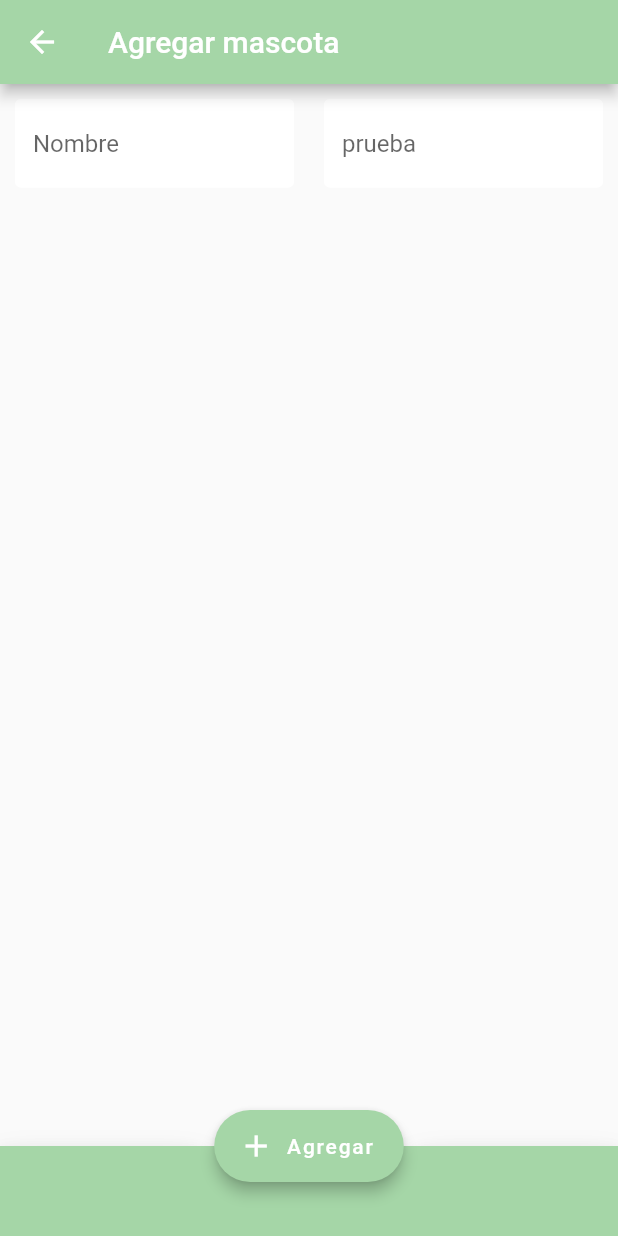
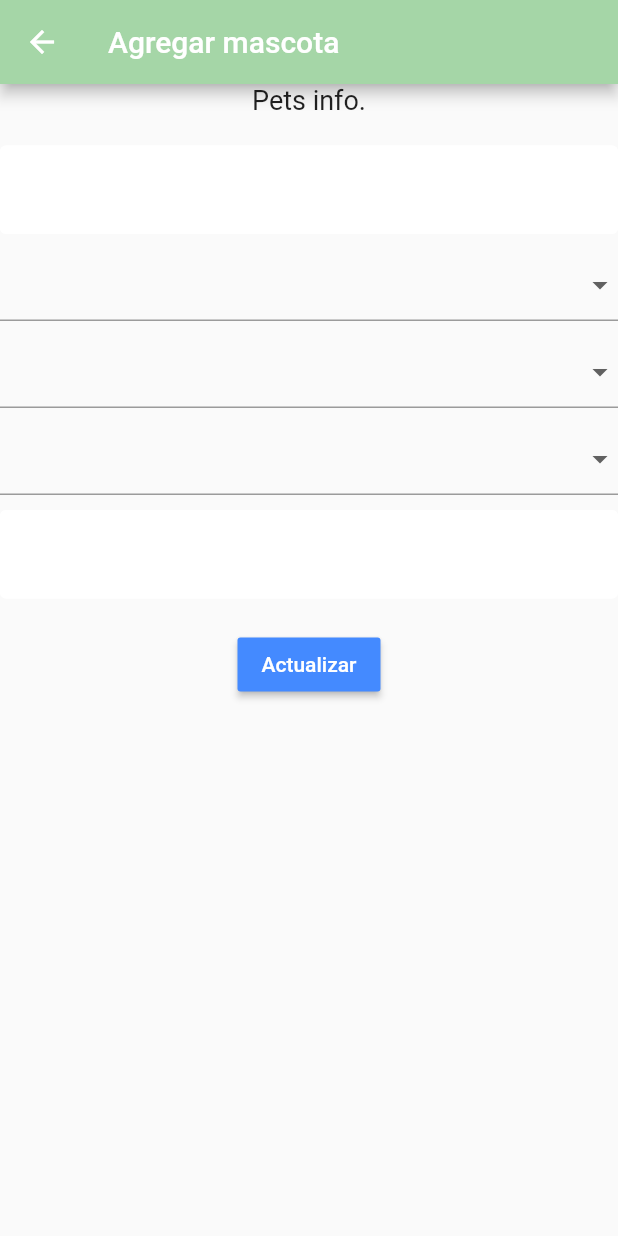
Before and after one commit to samtts14/PetsCare, a Flutter app: the AgregarMascota screen opened directly, on a phone screen of 412 x 824 dp. Run offline on Flutter 3.47's test engine with Material 2 defaults, Android fonts, the phone set to English and light mode, and no system bars; our stand-ins replace bloc, carousel_pro, cloud_firestore, equatable, firebase_auth, flutter_bloc and 5 more; missing offline and left inert: flutter_auth_buttons; accounts and stored records are empty.

Commit message:
guarda datos de mascota

```diff
--- a/app_tesis/lib/cnotas/add_note.dart
+++ b/app_tesis/lib/cnotas/add_note.dart
@@ -97,7 +97,7 @@ class _AddNotePageState extends State<AddNotePage> {
                         description: _descriptionController.text,
                         title: _titleController.text,
                         id: widget.note.id,
-                        // usuario:
+
 
                       );
                        await FirestoreService().updateNote(note);
--- /dev/null
+++ b/app_tesis/lib/mascota/agregar_mascota.dart
@@ -0,0 +1,36 @@
+import 'package:app_tesis/mascota/settings_form.dart';
+import 'package:flutter/material.dart';
+import 'package:app_tesis/shared/constant.dart';
+
+class AgregarMascota extends StatefulWidget {
+  @override
+  _AgregarMascotaState createState() => _AgregarMascotaState();
+}
+
+class _AgregarMascotaState extends State<AgregarMascota> {
+
+  final _formKey = GlobalKey<FormState>();
+  MediaQueryData queryData;
+
+  final List<String> sexs = ['M', 'F'];
+  final List<String> species = ['Bird', 'Cat', 'Dog'];
+  final List<String> breeds = ['Husky', 'Chow-Chow', 'Bulldog'];
+
+  //form values
+  String _currentName;
+  String _currentBreed;
+  String _currentSpecie;
+  String _currentSex;
+  String _currentAge;
+  @override
+  Widget build(BuildContext context) {
+    return Scaffold(
+      resizeToAvoidBottomPadding: false,
+      appBar: AppBar(
+        title: Text( "Agregar mascota"),
+        backgroundColor: Colors.green[200], //Color del bacground del titulo
+      ),
+      body: SettingsForm(),
+    );
+  }
+}
--- /dev/null
+++ b/app_tesis/lib/mascota/petslist.dart
@@ -0,0 +1,30 @@
+import 'package:app_tesis/mascota/pet_tile.dart';
+import 'package:app_tesis/models/pet.dart';
+import 'package:flutter/material.dart';
+import 'package:provider/provider.dart';
+
+
+class PetsList extends StatefulWidget {
+  @override
+  _PetsListState createState() => _PetsListState();
+}
+
+class _PetsListState extends State<PetsList> {
+  @override
+  Widget build(BuildContext context) {
+
+    final pets = Provider.of<List<Pet>>(context) ?? [];
+    // print(pets.documents);
+
+
+
+    return ListView.builder(
+      itemCount: pets.length,
+      itemBuilder: (context, index){
+        return PetTile(pet: pets[index]);
+      },
+
+    );
+
+  }
+}
--- /dev/null
+++ b/app_tesis/lib/mascota/settings_form.dart
@@ -0,0 +1,115 @@
+import 'package:app_tesis/Servicios/firestore_service.dart';
+import 'package:app_tesis/models/pet.dart';
+import 'package:flutter/material.dart';
+import 'package:app_tesis/shared/constant.dart';
+
+class SettingsForm extends StatefulWidget {
+  @override
+  _SettingsFormState createState() => _SettingsFormState();
+}
+
+class _SettingsFormState extends State<SettingsForm> {
+
+  final _formKey = GlobalKey<FormState>();
+  final List<String> sexs = ['M', 'F'];
+  final List<String> species = ['Bird', 'Cat', 'Dog'];
+  final List<String> breeds = ['Husky', 'Chow-Chow', 'Bulldog'];
+  final List<String> breedsBirds = ['ave', 'ave1', 'ave3'];
+  final List<String> breedsCats = ['cat1', 'cat2', 'cat3'];
+
+  //form values
+  String _currentName;
+  String _currentBreed;
+  String _currentSpecie;
+  String _currentSex;
+  String _currentAge;
+
+
+
+
+  @override
+  Widget build(BuildContext context) {
+    return Form(
+      key: _formKey,
+      child: Column(
+        children: <Widget>[
+          Text(
+            'Pets info.',
+            style: TextStyle(fontSize: 18.0),
+          ),
+          SizedBox(height:20.0),
+          TextFormField(
+            decoration: textInputDecoration,
+            validator: (val) => val.isEmpty ? 'Please enter a name' : null,
+            onChanged: (val) => setState(() => _currentName = val),
+
+          ),
+
+          SizedBox(height:10.0),
+          DropdownButtonFormField(
+            value: _currentSex,
+            items: sexs.map((sex){
+            return DropdownMenuItem(
+              value: sex,
+              child: Text('$sex')
+            );
+            }).toList(),
+            onChanged: (val) => setState(() => _currentSex = val),
+          ),
+          SizedBox(height:10.0),
+          DropdownButtonFormField(
+            value: _currentSpecie,
+            items: species.map((specie){
+            return DropdownMenuItem(
+              value: specie,
+              child: Text('$specie')
+            );
+            }).toList(),
+            onChanged: (val) => setState(() => _currentSpecie = val),
+          ),
+
+          SizedBox(height:10.0),
+          DropdownButtonFormField(
+
+            value: _currentBreed,
+            items: breeds.map((breed){
+            return DropdownMenuItem(
+              value: breed,
+              child: Text('$breed')
+            );
+            }).toList(),
+            onChanged: (val) => setState(() => _currentBreed = val),
+          ),
+          SizedBox(height:10.0),
+          TextFormField(
+            decoration: textInputDecoration,
+            validator: (val) => val.isEmpty ? 'Please enter an age' : null,
+            onChanged: (val) => setState(() => _currentAge = val),
+
+          ),
+
+          SizedBox(height: 20.0,),
+          // boton de update
+          RaisedButton(
+
+            color: Colors.blueAccent,
+            child: Text('Actualizar',
+              style: TextStyle(color: Colors.white ),
+              ),
+            onPressed: () async{
+              Pet pet = Pet(
+                name: _currentName,
+                species: _currentSpecie,
+                breed: _currentBreed,
+                age: _currentAge,
+                sex: _currentSex,
+              );
+              await  FirestoreService().addPet(pet);
+
+            },
+            ),
+        ],)
+
+    );
+  }
+}
--- /dev/null
+++ b/app_tesis/lib/models/pet.dart
@@ -0,0 +1,29 @@
+class Pet{
+
+  final String name;
+  final String species;
+  final String breed;
+  final String sex;
+  final String age;
+
+  Pet({this.name, this.species, this.breed, this.sex, this.age});
+
+  Pet.fromMap(Map<String, dynamic> data, String id):
+    name = data['name'],
+    breed = data['breed'],
+    species = data['species'],
+    sex = data['sex'],
+    age = data['age'];
+
+
+    Map<String, dynamic> toMap(){
+      return {
+        'name' : name,
+        'species' : species,
+        'breed' : breed,
+        'sex' : sex,
+        'age' : age,
+
+      };
+    }
+}
--- a/app_tesis/lib/screen/home/agregar_mascota.dart
+++ /dev/null
@@ -1,62 +0,0 @@
-import 'package:flutter/material.dart';
-import 'package:app_tesis/shared/constant.dart';
-
-class AgregarMascota extends StatefulWidget {
-  @override
-  _AgregarMascotaState createState() => _AgregarMascotaState();
-}
-
-class _AgregarMascotaState extends State<AgregarMascota> {
-
-  final _formKey = GlobalKey<FormState>();
-  MediaQueryData queryData;
-  @override
-  Widget build(BuildContext context) {
-    return Scaffold(
-      resizeToAvoidBottomPadding: false,
-      appBar: AppBar(
-        title: Text( "Agregar mascota"),
-        backgroundColor: Colors.green[200], //Color del bacground del titulo
-      ),
-      floatingActionButton: FloatingActionButton.extended(
-        elevation: 4.0,
-        icon: const Icon(Icons.add),
-        label: const Text('Agregar'),
-        backgroundColor: Colors.green[200],
-        onPressed: () {}
-      ),
-      floatingActionButtonLocation:
-        FloatingActionButtonLocation.centerDocked,
-
-      bottomNavigationBar: BottomAppBar(
-        child:Container(height: 60, color: Colors.green[200]),
-        shape: CircularNotchedRectangle(),
-        notchMargin: 4.0,
-      ),
-
-      body: Row(
-        children: <Widget>[
-
-          Container(
-            padding: EdgeInsets.all(10),
-            height: MediaQuery.of(context).size.height /9.5,
-            width: MediaQuery.of(context).size.width /2,
-            //color: Colors.blue,
-            child: TextFormField(decoration: textInputDecoration.copyWith(hintText: 'Nombre'),
-            ),
-
-          ),
-          Container(
-            padding: EdgeInsets.all(10),
-            height: MediaQuery.of(context).size.height /9.5,
-            width: MediaQuery.of(context).size.width /2,
-            //color: Colors.purpleAccent,
-            child: TextField(decoration: textInputDecoration.copyWith(hintText: 'prueba'),),
-            ),
-        ],
-
-
-      ),
-    );
-  }
-}
--- a/app_tesis/lib/screen/home/menu.dart
+++ b/app_tesis/lib/screen/home/menu.dart
@@ -1,5 +1,6 @@
 
 import 'package:app_tesis/screen/home/citas.dart';
+import 'package:app_tesis/screen/home/mascotas.dart';
 import 'package:app_tesis/servicios/auth.dart';
 import 'package:app_tesis/src/bloc/authentication_bloc/authentication_bloc.dart';
 import 'package:app_tesis/src/bloc/authentication_bloc/authentication_event.dart';
@@ -88,7 +89,9 @@ class _MenuCentralState extends State<MenuCentral>{
             ),
 
              InkWell(
-              onTap: (){},//Boton home menu lateral
+              onTap:(){
+                Navigator.push(context, MaterialPageRoute(
+                builder: (_) => Mascotas()));},//Boton home menu lateral
               child: ListTile(
                 title: Text('Mis mascotas'),
                 leading: Icon(Icons.pets),
--- a/app_tesis/lib/screen/menu.dart
+++ b/app_tesis/lib/screen/menu.dart
@@ -1,3 +1,4 @@
+import 'package:app_tesis/screen/home/mascotas.dart';
 import 'package:flutter/material.dart';
 import 'package:carousel_pro/carousel_pro.dart';
 
@@ -72,7 +73,9 @@ class MenuState extends State<Menu> {
             ),
 
              InkWell(
-              onTap: (){},//Boton home menu lateral
+              onTap:(){
+                Navigator.push(context, MaterialPageRoute(
+                builder: (_) => Mascotas()));},
               child: ListTile(
                 title: Text('Mis mascotas'),
                 leading: Icon(Icons.pets),
```
Also changed, not shown: app_tesis/lib/Servicios/firestore_service.dart (+10 -4 lines), app_tesis/lib/Servicios/petdata.dart (+20 -0 lines), app_tesis/lib/mascota/pet_tile.dart (added, +23 -0 lines), app_tesis/lib/screen/home/mascotas.dart (added, +54 -0 lines), app_tesis/lib/src/bloc/repository/user_repository.dart (+6 -1 lines), app_tesis/lib/shared/constant.dart (line endings or trailing spaces).
